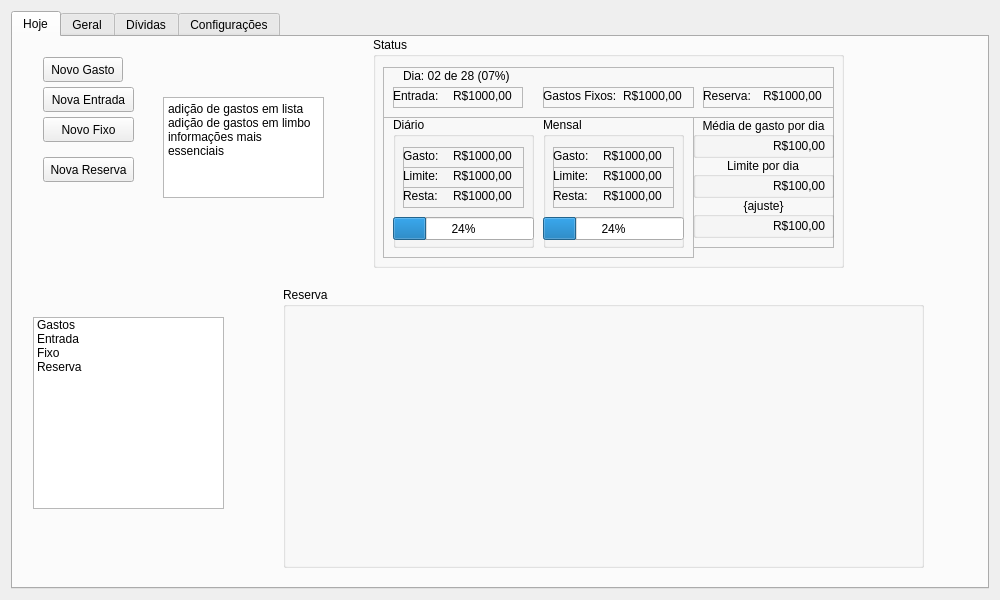
The window that ui/janela.ui (vazerick/controle_gastos) describes before a commit, drawn with Qt 5.
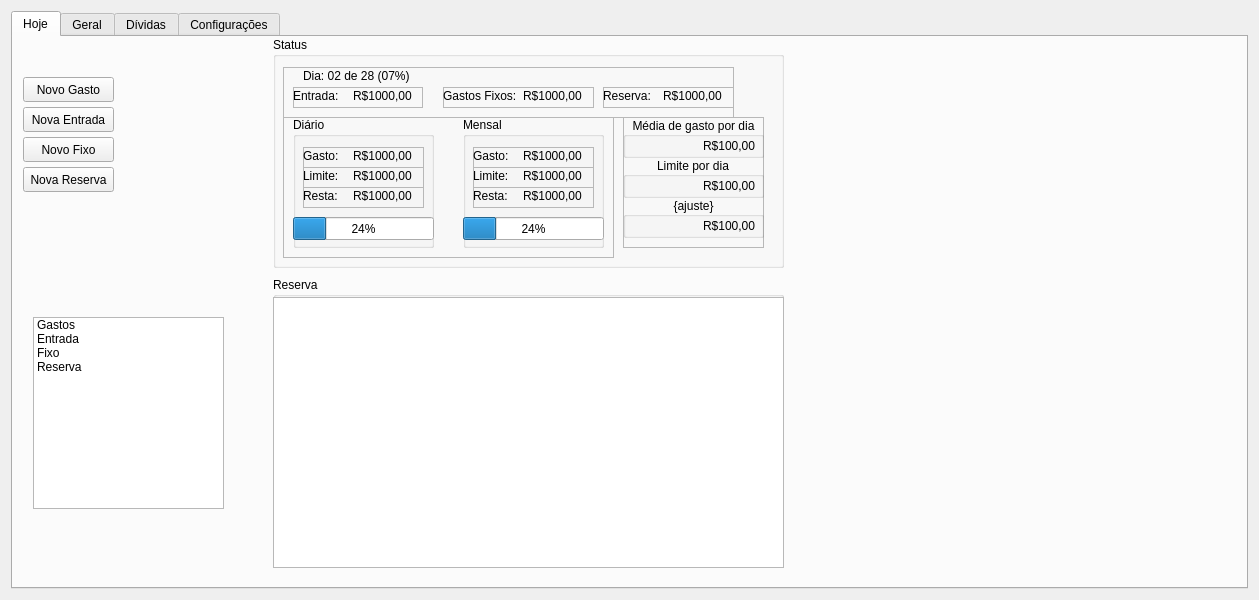
The same window after the commit. The open tabs and pages were chosen to show the change. Custom widgets are drawn as their Qt base class.

```diff
--- a/ui/janela.ui
+++ b/ui/janela.ui
@@ -6,7 +6,7 @@
    <rect>
     <x>0</x>
     <y>0</y>
-    <width>1000</width>
+    <width>1259</width>
     <height>600</height>
    </rect>
   </property>
@@ -18,7 +18,7 @@
   </property>
   <property name="maximumSize">
    <size>
-    <width>1000</width>
+    <width>10000</width>
     <height>600</height>
    </size>
   </property>
@@ -35,31 +35,12 @@
       <attribute name="title">
        <string>Hoje</string>
       </attribute>
-      <widget class="QTextBrowser" name="textBrowser">
-       <property name="geometry">
-        <rect>
-         <x>150</x>
-         <y>60</y>
-         <width>161</width>
-         <height>101</height>
-        </rect>
-       </property>
-       <property name="html">
-        <string>&lt;!DOCTYPE HTML PUBLIC &quot;-//W3C//DTD HTML 4.0//EN&quot; &quot;http://www.w3.org/TR/REC-html40/strict.dtd&quot;&gt;
-&lt;html&gt;&lt;head&gt;&lt;meta name=&quot;qrichtext&quot; content=&quot;1&quot; /&gt;&lt;style type=&quot;text/css&quot;&gt;
-p, li { white-space: pre-wrap; }
-&lt;/style&gt;&lt;/head&gt;&lt;body style=&quot; font-family:'Noto Sans'; font-size:9pt; font-weight:400; font-style:normal;&quot;&gt;
-&lt;p style=&quot; margin-top:0px; margin-bottom:0px; margin-left:0px; margin-right:0px; -qt-block-indent:0; text-indent:0px;&quot;&gt;adição de gastos em lista&lt;/p&gt;
-&lt;p style=&quot; margin-top:0px; margin-bottom:0px; margin-left:0px; margin-right:0px; -qt-block-indent:0; text-indent:0px;&quot;&gt;adição de gastos em limbo&lt;/p&gt;
-&lt;p style=&quot; margin-top:0px; margin-bottom:0px; margin-left:0px; margin-right:0px; -qt-block-indent:0; text-indent:0px;&quot;&gt;informações mais essenciais&lt;/p&gt;&lt;/body&gt;&lt;/html&gt;</string>
-       </property>
-      </widget>
       <widget class="QGroupBox" name="boxStatus">
        <property name="geometry">
         <rect>
-         <x>360</x>
+         <x>260</x>
          <y>0</y>
-         <width>471</width>
+         <width>511</width>
          <height>231</height>
         </rect>
        </property>
@@ -71,7 +52,7 @@
          <rect>
           <x>10</x>
           <y>80</y>
-          <width>311</width>
+          <width>331</width>
           <height>141</height>
          </rect>
         </property>
@@ -239,7 +220,7 @@
         <widget class="QGroupBox" name="boxMes">
          <property name="geometry">
           <rect>
-           <x>160</x>
+           <x>180</x>
            <y>0</y>
            <width>141</width>
            <height>131</height>
@@ -392,7 +373,7 @@
        <widget class="QFrame" name="frameDiario">
         <property name="geometry">
          <rect>
-          <x>320</x>
+          <x>350</x>
           <y>80</y>
           <width>141</width>
           <height>131</height>
@@ -651,9 +632,9 @@
       <widget class="QPushButton" name="botaoGasto">
        <property name="geometry">
         <rect>
-         <x>30</x>
-         <y>20</y>
-         <width>80</width>
+         <x>10</x>
+         <y>40</y>
+         <width>91</width>
          <height>25</height>
         </rect>
        </property>
@@ -669,7 +650,7 @@
         <rect>
          <x>260</x>
          <y>240</y>
-         <width>651</width>
+         <width>511</width>
          <height>291</height>
         </rect>
        </property>
@@ -908,23 +889,78 @@
         <widget class="QGroupBox" name="boxSaidas_2">
          <property name="geometry">
           <rect>
-           <x>10</x>
-           <y>10</y>
-           <width>641</width>
-           <height>281</height>
+           <x>0</x>
+           <y>0</y>
+           <width>511</width>
+           <height>291</height>
           </rect>
          </property>
          <property name="title">
           <string>Reserva</string>
          </property>
+         <widget class="QTreeWidget" name="treeReserva">
+          <property name="geometry">
+           <rect>
+            <x>0</x>
+            <y>20</y>
+            <width>511</width>
+            <height>271</height>
+           </rect>
+          </property>
+          <property name="alternatingRowColors">
+           <bool>true</bool>
+          </property>
+          <property name="rootIsDecorated">
+           <bool>true</bool>
+          </property>
+          <property name="uniformRowHeights">
+           <bool>false</bool>
+          </property>
+          <property name="itemsExpandable">
+           <bool>false</bool>
+          </property>
+          <property name="sortingEnabled">
+           <bool>true</bool>
+          </property>
+          <property name="wordWrap">
+           <bool>true</bool>
+          </property>
+          <property name="headerHidden">
+           <bool>true</bool>
+          </property>
+          <attribute name="headerVisible">
+           <bool>false</bool>
+          </attribute>
+          <attribute name="headerCascadingSectionResizes">
+           <bool>false</bool>
+          </attribute>
+          <attribute name="headerHighlightSections">
+           <bool>false</bool>
+          </attribute>
+          <column>
+           <property name="text">
+            <string>Item</string>
+           </property>
+          </column>
+          <column>
+           <property name="text">
+            <string>Valor</string>
+           </property>
+          </column>
+          <column>
+           <property name="text">
+            <string>Comentário</string>
+           </property>
+          </column>
+         </widget>
         </widget>
        </widget>
       </widget>
       <widget class="QPushButton" name="botaoEntrada">
        <property name="geometry">
         <rect>
-         <x>30</x>
-         <y>50</y>
+         <x>10</x>
+         <y>70</y>
          <width>91</width>
          <height>25</height>
         </rect>
@@ -936,8 +972,8 @@
       <widget class="QPushButton" name="botaoFixo">
        <property name="geometry">
         <rect>
-         <x>30</x>
-         <y>80</y>
+         <x>10</x>
+         <y>100</y>
          <width>91</width>
          <height>25</height>
         </rect>
@@ -949,8 +985,8 @@
       <widget class="QPushButton" name="botaoReserva">
        <property name="geometry">
         <rect>
-         <x>30</x>
-         <y>120</y>
+         <x>10</x>
+         <y>130</y>
          <width>91</width>
          <height>25</height>
         </rect>
@@ -989,6 +1025,26 @@
         </property>
        </item>
       </widget>
+      <widget class="PlotPizza" name="graficoPizza" native="true">
+       <property name="geometry">
+        <rect>
+         <x>780</x>
+         <y>10</y>
+         <width>441</width>
+         <height>261</height>
+        </rect>
+       </property>
+      </widget>
+      <widget class="PlotBarra" name="graficoBarra" native="true">
+       <property name="geometry">
+        <rect>
+         <x>780</x>
+         <y>270</y>
+         <width>441</width>
+         <height>261</height>
+        </rect>
+       </property>
+      </widget>
      </widget>
      <widget class="QWidget" name="Geral">
       <attribute name="title">
@@ -1210,6 +1266,20 @@
    </item>
   </layout>
  </widget>
+ <customwidgets>
+  <customwidget>
+   <class>PlotPizza</class>
+   <extends>QWidget</extends>
+   <header location="global">ui.plotcanvas</header>
+   <container>1</container>
+  </customwidget>
+  <customwidget>
+   <class>PlotBarra</class>
+   <extends>QWidget</extends>
+   <header location="global">ui.plotcanvas</header>
+   <container>1</container>
+  </customwidget>
+ </customwidgets>
  <resources/>
  <connections/>
 </ui>
```
Left out of the diff: 38 changed lines with no effect on the pictures.
